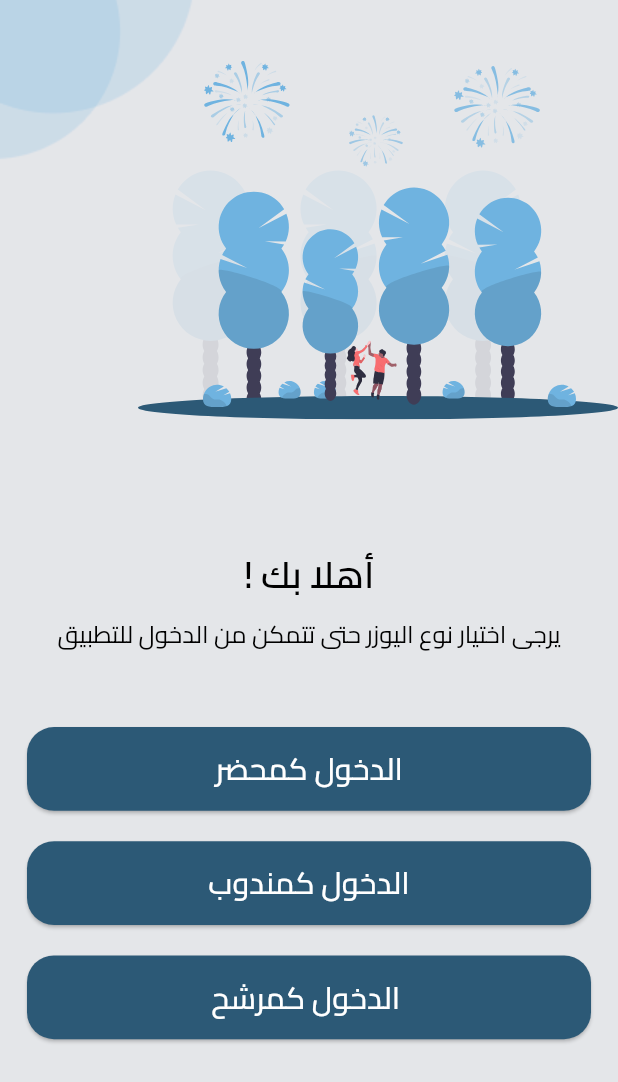
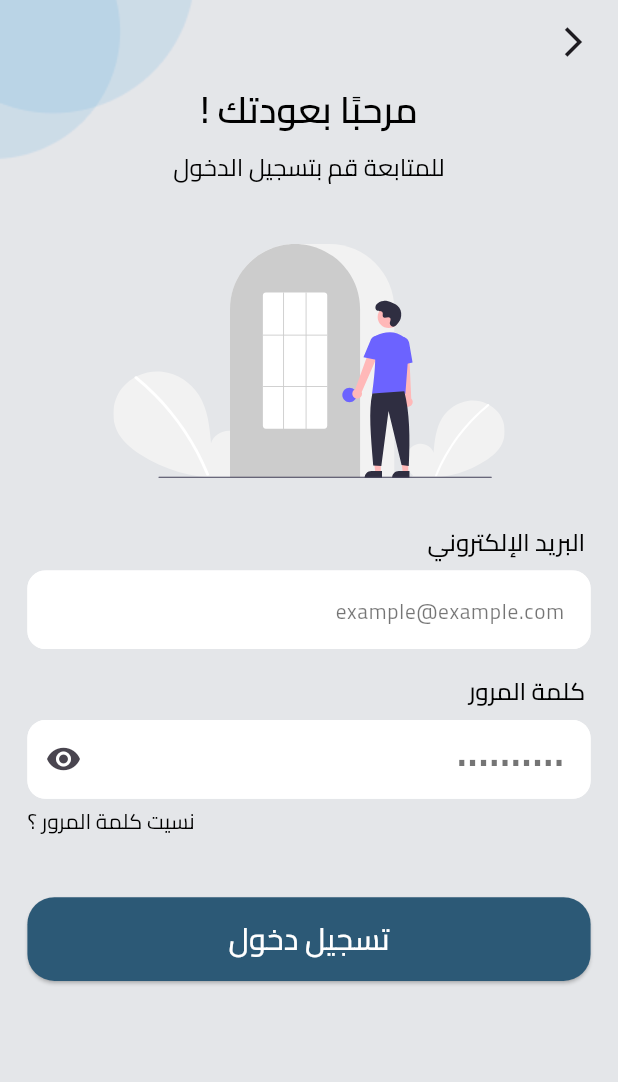
Before and after one commit to MuhannadMutawe/voter, a Flutter app: the OptionsScreen screen opened by its route, after a tap on "الدخول كمحضر", on a phone screen of 412 x 824 dp. Shown: the top 1082 px of the screen. Run offline on Flutter 3.47's test engine with Material 3 defaults, Android fonts, the phone set to English and light mode, and no system bars; our stand-ins replace flutter_screenutil, flutter_svg.

```diff
--- a/lib/core/routing/app_router.dart
+++ b/lib/core/routing/app_router.dart
@@ -1,5 +1,8 @@
 import 'package:flutter/material.dart';
 import 'package:voter/core/routing/routes.dart';
+import 'package:voter/feature/authentication/ui/log_in_screen.dart';
+import 'package:voter/feature/authentication/ui/sign_up_screen.dart';
+import 'package:voter/feature/home_screen/ui/home_screen.dart';
 import 'package:voter/feature/on_boarding_screen/ui/options_screen.dart';
 
 import '../../feature/on_boarding_screen/ui/on_boarding_screen.dart';
@@ -16,6 +19,18 @@ class AppRouter {
         return MaterialPageRoute(
           builder: (context) => const OptionsScreen(),
         );
+      case Routes.loginScreen:
+        return MaterialPageRoute(
+          builder: (context) => const LogInScreen(),
+        );
+      case Routes.signupScreen:
+        return MaterialPageRoute(
+          builder: (context) => const SignUpScreen(),
+        );
+      case Routes.homeScreen:
+        return MaterialPageRoute(
+          builder: (context) => const HomeScreen(),
+        );
       default:
         return null;
     }
--- a/lib/core/theming/text_styles.dart
+++ b/lib/core/theming/text_styles.dart
@@ -19,7 +19,35 @@ class TextStyles{
       fontFamily: 'Cairo'
   );
 
-  static TextStyle font22WhiteMedium = TextStyle(
+  static TextStyle font14Block54Normal = TextStyle(
+      fontSize: 14.sp,
+      fontWeight: FontWeightHelper.normal,
+      color: Colors.black54,
+      fontFamily: 'Cairo'
+  );
+
+  static TextStyle font14BlockNormal = TextStyle(
+      fontSize: 14.sp,
+      fontWeight: FontWeightHelper.normal,
+      color: Colors.black,
+      fontFamily: 'Cairo'
+  );
+
+  static TextStyle font16BlockMedium = TextStyle(
+      fontSize: 16.sp,
+      fontWeight: FontWeightHelper.medium,
+      color: Colors.black,
+      fontFamily: 'Cairo'
+  );
+
+  static TextStyle font20BlackMedium = TextStyle(
+      fontSize: 20.sp,
+      fontWeight: FontWeightHelper.medium,
+      color: Colors.black,
+      fontFamily: 'Cairo'
+  );
+
+  static TextStyle font20WhiteMedium = TextStyle(
       fontSize: 20.sp,
       fontWeight: FontWeightHelper.medium,
       color: Colors.white,
--- a/lib/core/widget/app_elivated_button.dart
+++ b/lib/core/widget/app_elivated_button.dart
@@ -35,7 +35,7 @@ class AppElevatedButton extends StatelessWidget {
       ),
       child: Text(
         label,
-        style: TextStyles.font22WhiteMedium,
+        style: TextStyles.font20WhiteMedium,
       ),
     );
   }
--- /dev/null
+++ b/lib/core/widget/app_text_field.dart
@@ -0,0 +1,64 @@
+import 'package:flutter/material.dart';
+import 'package:flutter_screenutil/flutter_screenutil.dart';
+import 'package:voter/core/helper/spacing.dart';
+import 'package:voter/core/theming/text_styles.dart';
+
+class AppTextField extends StatelessWidget {
+  const AppTextField({
+    super.key,
+    this.title,
+    this.hinText,
+    this.controller,
+    this.obscureText,
+    this.contentPadding,
+    this.prefix,
+    this.suffix,
+  });
+
+  final String? title;
+  final String? hinText;
+  final TextEditingController? controller;
+  final bool? obscureText;
+  final EdgeInsetsGeometry? contentPadding;
+  final Widget? prefix;
+  final Widget? suffix;
+
+  @override
+  Widget build(BuildContext context) {
+    return Column(
+      crossAxisAlignment: CrossAxisAlignment.start,
+      children: [
+        Text(
+          ' ${title ?? ''}',
+          style: TextStyles.font16BlockMedium,
+        ),
+        verticalSpacing(8),
+        TextField(
+          controller: controller,
+          obscureText: obscureText ?? false,
+          decoration: InputDecoration(
+            contentPadding: contentPadding ?? EdgeInsets.only(right: 12.w, top: 14.h, bottom: 14.h),
+            filled: true,
+            fillColor: Colors.white,
+            hintText: hinText,
+            hintStyle: TextStyles.font14Block54Normal,
+            prefixIcon: prefix,
+            suffixIcon: suffix,
+            border: OutlineInputBorder(
+              borderRadius: BorderRadius.circular(12),
+              borderSide: BorderSide(color: Colors.white),
+            ),
+            enabledBorder: OutlineInputBorder(
+              borderRadius: BorderRadius.circular(12),
+              borderSide: BorderSide(color: Colors.white),
+            ),
+            focusedBorder: OutlineInputBorder(
+              borderRadius: BorderRadius.circular(12),
+              borderSide: BorderSide(color: Colors.white),
+            ),
+          ),
+        )
+      ],
+    );
+  }
+}
--- /dev/null
+++ b/lib/feature/authentication/ui/log_in_screen.dart
@@ -0,0 +1,91 @@
+import 'package:flutter/material.dart';
+import 'package:flutter_screenutil/flutter_screenutil.dart';
+import 'package:flutter_svg/flutter_svg.dart';
+import 'package:voter/core/helper/navigator_extension.dart';
+import 'package:voter/core/helper/spacing.dart';
+import 'package:voter/core/routing/routes.dart';
+import 'package:voter/core/theming/text_styles.dart';
+import 'package:voter/core/widget/scaffold_background.dart';
+import 'package:voter/feature/authentication/ui/widget/title_and_subtitle.dart';
+
+import '../../../core/widget/app_elivated_button.dart';
+import '../../../core/widget/app_text_field.dart';
+
+class LogInScreen extends StatefulWidget {
+  const LogInScreen({super.key});
+
+  @override
+  State<LogInScreen> createState() => _LogInScreenState();
+}
+
+class _LogInScreenState extends State<LogInScreen> {
+  bool _obscureText = true;
+
+  @override
+  Widget build(BuildContext context) {
+    return ScaffoldBackground(
+      child: Scaffold(
+        appBar: AppBar(
+          leading: Padding(
+            padding: EdgeInsets.only(right: 8.h),
+            child: IconButton(
+              padding: EdgeInsets.only(right: 7.w),
+              icon: Icon(Icons.arrow_back_ios),
+              onPressed: () => context.pop(),
+            ),
+          ),
+        ),
+        body: SingleChildScrollView(
+          padding: EdgeInsets.only(right: 18.h, left: 18.h, bottom: 30.h),
+          child: Column(
+            children: [
+              TitleAndSubtitle(
+                title: 'مرحبًا بعودتك !',
+                subTitle: 'للمتابعة قم بتسجيل الدخول'
+              ),
+              verticalSpacing(40),
+              SvgPicture.asset('assets/svgs/login_page.svg'),
+              verticalSpacing(30),
+              AppTextField(
+                title: 'البريد الإلكتروني',
+                hinText: 'example@example.com',
+              ),
+              verticalSpacing(16),
+              AppTextField(
+                title: 'كلمة المرور',
+                hinText: '••••••••••',
+                obscureText: _obscureText,
+                suffix: InkWell(
+                  onTap: () {
+                    setState(() {
+                      _obscureText = !_obscureText;
+                    });
+                  },
+                  child: Icon(
+                    _obscureText ? Icons.visibility : Icons.visibility_off,
+                  ),
+                ),
+              ),
+              verticalSpacing(5),
+              GestureDetector(
+                onTap: () {},
+                child: Align(
+                  alignment: Alignment.centerLeft,
+                  child: Text(
+                    'نسيت كلمة المرور ؟',
+                    style: TextStyles.font14BlockNormal,
+                  ),
+                ),
+              ),
+              verticalSpacing(40),
+              AppElevatedButton(
+                label: 'تسجيل دخول',
+                onPressed: () => context.pushNamedAndRemoveUntil(Routes.homeScreen,predicate: (route) => route.isCurrent,),
+              ),
+            ],
+          ),
+        ),
+      ),
+    );
+  }
+}
--- /dev/null
+++ b/lib/feature/authentication/ui/widget/title_and_subtitle.dart
@@ -0,0 +1,30 @@
+import 'package:flutter/material.dart';
+import 'package:flutter_svg/flutter_svg.dart';
+import 'package:voter/core/helper/spacing.dart';
+
+import '../../../../core/theming/text_styles.dart';
+
+class TitleAndSubtitle extends StatelessWidget {
+  const TitleAndSubtitle({super.key, required this.title, required this.subTitle});
+
+  final String title;
+  final String subTitle;
+
+  @override
+  Widget build(BuildContext context) {
+    return Column(
+      children: [
+        Text(
+          title,
+          style: TextStyles.font24BlockSemiBold,
+        ),
+        verticalSpacing(8),
+        Text(
+          subTitle,
+          style: TextStyles.font16BlockNormal,
+          textAlign: TextAlign.center,
+        ),
+      ],
+    );
+  }
+}
--- a/lib/feature/on_boarding_screen/ui/on_boarding_pages/page_two.dart
+++ b/lib/feature/on_boarding_screen/ui/on_boarding_pages/page_two.dart
@@ -19,7 +19,7 @@ class PageTwo extends StatelessWidget {
           PageIndicator(page: 1,),
           verticalSpacing(40),
           PageTitleAndSubtitle(
-            title: 'كيف يعمل البرنامج',
+            title: 'كيف يعمل ',
             titleExtension: ' البرنامج',
             subTitle: 'هناك حقيقة مثبتة منذ زمن طويل وهي أن المحتوى المقروء لصفحة ما سيلهي القارئ عن التركيز على الشكل الخارجي للنص أو شكل توضع الفقرات.',
           ),
--- a/lib/feature/on_boarding_screen/ui/on_boarding_widget/page_three_start_button.dart
+++ b/lib/feature/on_boarding_screen/ui/on_boarding_widget/page_three_start_button.dart
@@ -1,12 +1,11 @@
 import 'package:flutter/gestures.dart';
 import 'package:flutter/material.dart';
-import 'package:flutter_screenutil/flutter_screenutil.dart';
 import 'package:voter/core/helper/navigator_extension.dart';
 import 'package:voter/core/routing/routes.dart';
 import 'package:voter/core/theming/text_styles.dart';
-import 'package:voter/core/widget/app_elivated_button.dart';
 
 import '../../../../core/helper/spacing.dart';
+import '../../../../core/widget/app_elivated_button.dart';
 
 class PageThreeStartButton extends StatelessWidget {
   const PageThreeStartButton({super.key});
@@ -37,7 +36,7 @@ class PageThreeStartButton extends StatelessWidget {
                   color: Color(0xff6FB3E0),
                 ),
                 recognizer: TapGestureRecognizer()
-                  ..onTap = (){}
+                  ..onTap = () => context.pushNamed(Routes.signupScreen),
               ),
             ],
           ),
--- a/lib/feature/on_boarding_screen/ui/on_boarding_widget/page_title_and_subtitle.dart
+++ b/lib/feature/on_boarding_screen/ui/on_boarding_widget/page_title_and_subtitle.dart
@@ -38,7 +38,7 @@ class PageTitleAndSubtitle extends StatelessWidget {
         ),
         verticalSpacing(10),
         Padding(
-          padding: EdgeInsets.symmetric(horizontal: 37.w),
+          padding: EdgeInsets.symmetric(horizontal: 15.w),
           child: Text(
             subTitle,
             textAlign: TextAlign.center,
```
Also changed, not shown: lib/feature/authentication/ui/sign_up_screen.dart (added, +106 -0 lines), lib/feature/home_screen/ui/home_screen.dart (added, +34 -0 lines), lib/feature/on_boarding_screen/ui/on_boarding_screen.dart (+1 -7 lines), lib/feature/on_boarding_screen/ui/options_widget/options_elevated_button.dart (+5 -3 lines), assets/svgs/signup_page.svg (added), 1 other file.
